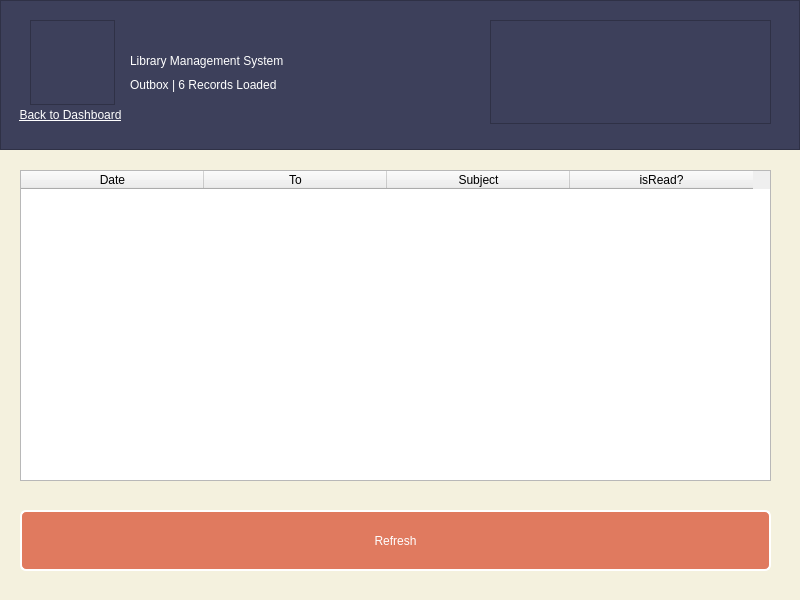
First picture: the form in outbox.ui, repository kianmajl/Library, before the edit.
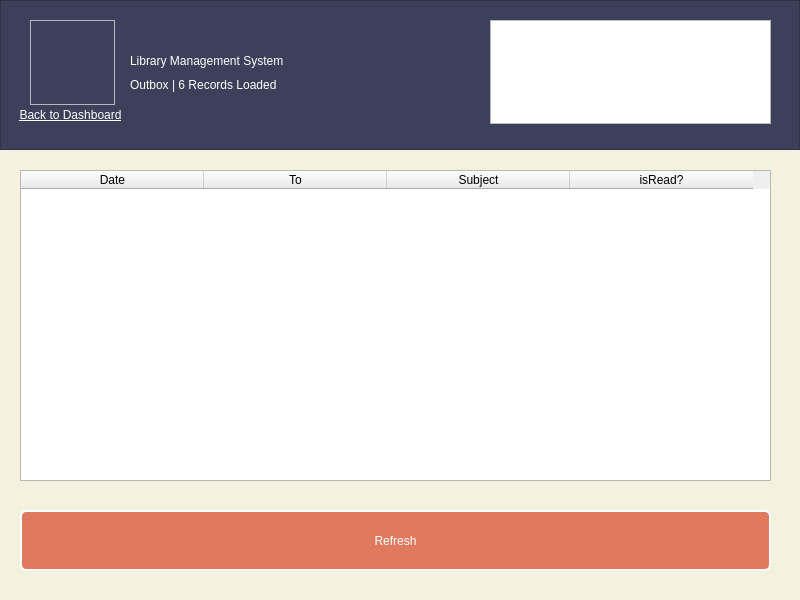
Second picture: the form after the edit. Icons and pictures are not drawn.

```diff
--- a/outbox.ui
+++ b/outbox.ui
@@ -46,9 +46,21 @@
     </rect>
    </property>
    <property name="styleSheet">
-    <string notr="true">background-color: rgb(61, 64, 91);
+    <string notr="true">#frame_top
+{
+background-color: rgb(61, 64, 91);
 color: rgb(255, 255, 255);
-</string>
+}
+#pushButton_backtodash
+{
+background-color: rgb(61, 64, 91);
+color: rgb(255, 255, 255);
+}
+QLabel
+{
+background-color: rgb(61, 64, 91);
+color: rgb(255, 255, 255);
+}</string>
    </property>
    <property name="frameShape">
     <enum>QFrame::StyledPanel</enum>
```
